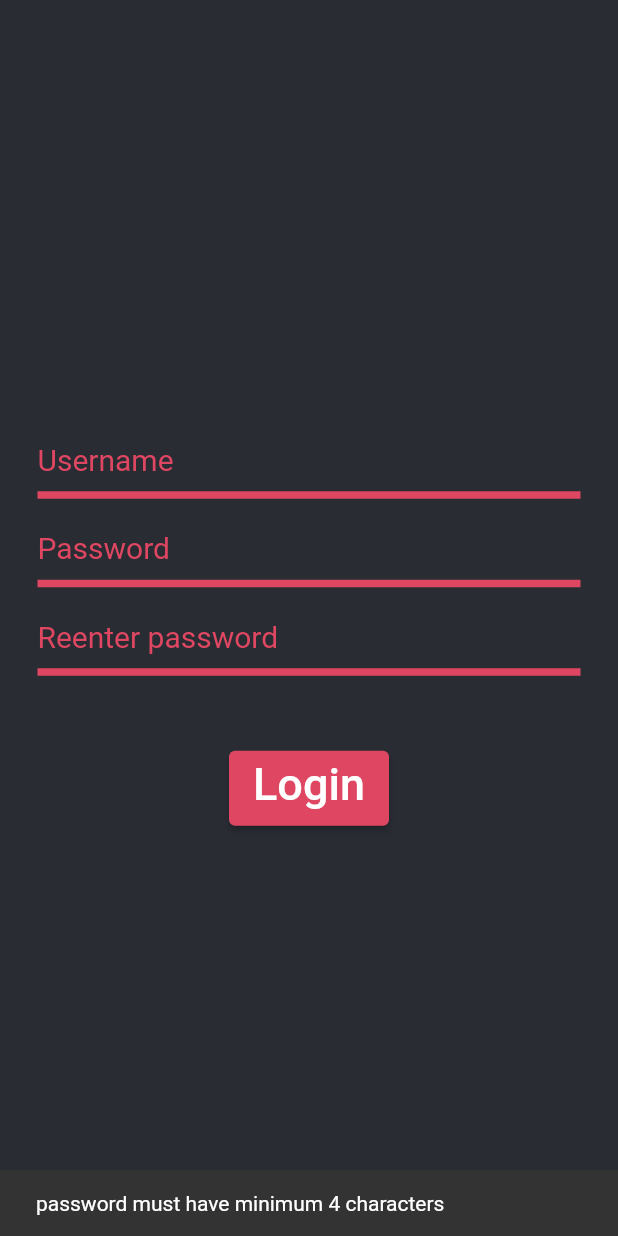
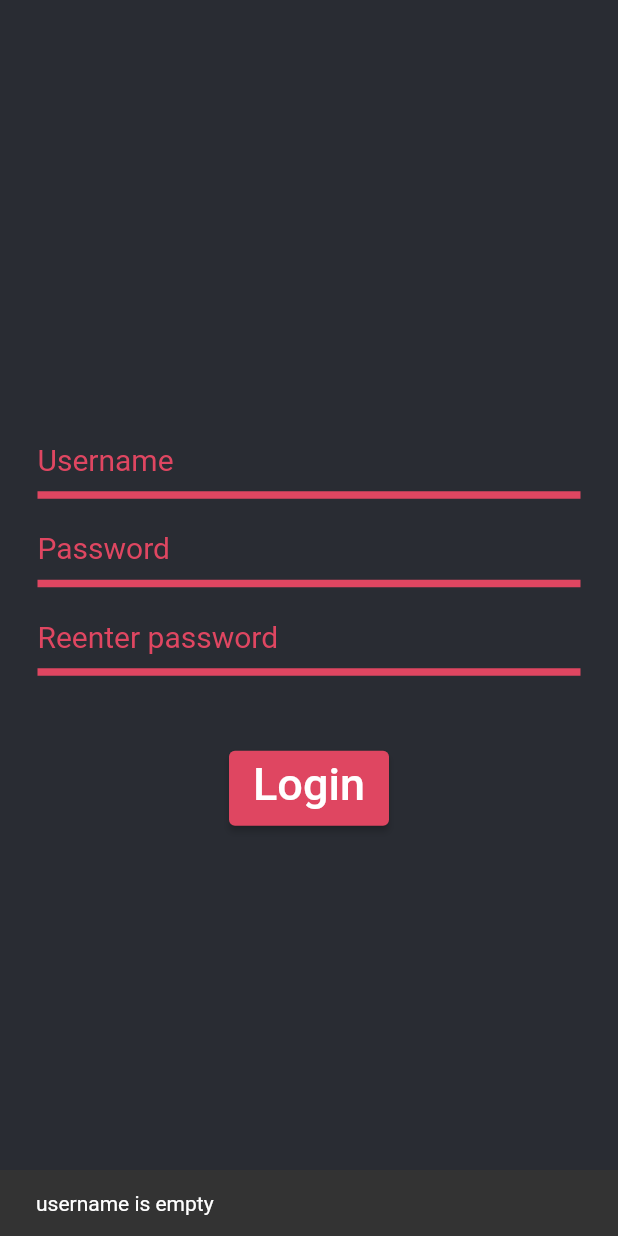
Before and after one commit to DSCKGEC/Passman, a Flutter app: the screen it shows after launch, after a tap on "Login", on a phone screen of 412 x 824 dp. Run offline on Flutter 3.47's test engine with Material 2 defaults, Android fonts, the phone set to English and light mode, and no system bars; our stand-ins replace file; missing offline and left inert: encrypt.

Commit message:
password issue and empty username commit

```diff
--- a/lib/signup.dart
+++ b/lib/signup.dart
@@ -113,7 +113,12 @@ class Signup extends StatelessWidget {
               ),
               ElevatedButton(
                 onPressed: () => {
-                  if (pass.isEmpty || pass.length < 4) {
+                  if (usr["usr"] == "") {
+                    ScaffoldMessenger.of(context).showSnackBar(SnackBar(
+                        content: Text("username is empty"))
+                    )
+                  }
+                  else if (pass == "" || pass.length < 4) {
                     ScaffoldMessenger.of(context).showSnackBar(SnackBar(
                         content: Text("password must have minimum 4 characters"))
                     )
```
